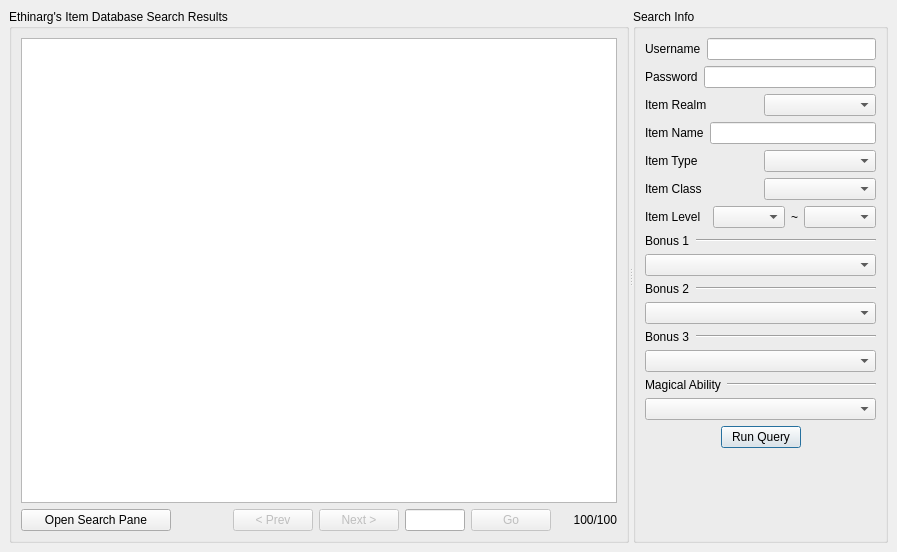
tomkins/spellcraftcalc, file Ethinarg.ui: the form before one commit.
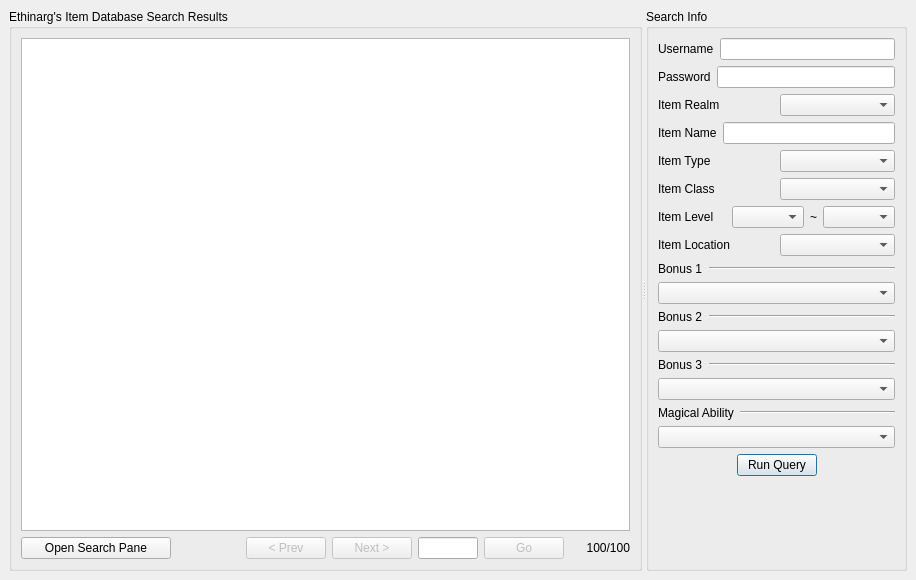
The form after the commit. Custom widgets are drawn as their Qt base class.

Commit message: Add location search box

Patch:
```diff
--- a/Ethinarg.ui
+++ b/Ethinarg.ui
@@ -5,8 +5,8 @@
    <rect>
     <x>0</x>
     <y>0</y>
-    <width>897</width>
-    <height>552</height>
+    <width>916</width>
+    <height>580</height>
    </rect>
   </property>
   <property name="windowTitle" >
@@ -438,6 +438,30 @@
            </item>
           </layout>
          </item>
+         <item>
+          <layout class="QHBoxLayout" >
+           <property name="margin" >
+            <number>0</number>
+           </property>
+           <property name="spacing" >
+            <number>6</number>
+           </property>
+           <item>
+            <widget class="QLabel" name="label_13" >
+             <property name="text" >
+              <string>Item Location</string>
+             </property>
+            </widget>
+           </item>
+           <item>
+            <widget class="SearchingCombo" name="locationCombo" >
+             <property name="sizeAdjustPolicy" >
+              <enum>QComboBox::AdjustToContents</enum>
+             </property>
+            </widget>
+           </item>
+          </layout>
+         </item>
          <item>
           <layout class="QVBoxLayout" >
            <property name="margin" >
```
